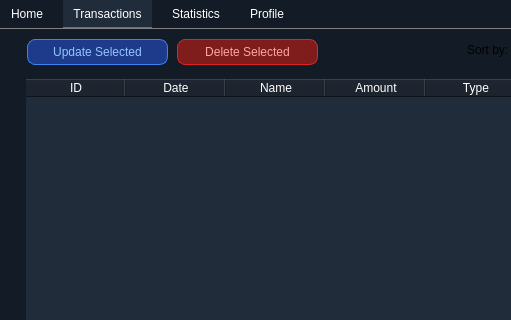
This is ui/main_window.ui in codexagon/finwise as Qt 5 draws it before an edit; both pictures show x 0 to 511 and y 0 to 320 of the 800 by 578 pixel window. The edited form follows.
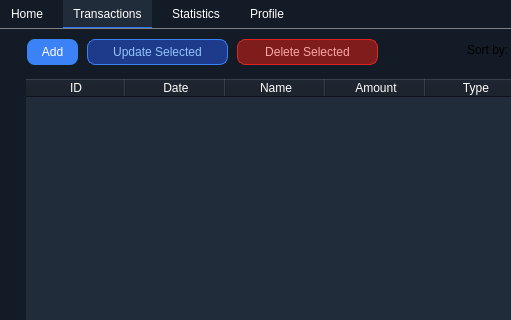
This is the edited form. The open tabs and pages were chosen to show the change.

The edit to the form file:
```diff
--- a/ui/main_window.ui
+++ b/ui/main_window.ui
@@ -207,7 +207,7 @@
      <widget class="QPushButton" name="updateTransactionButton">
       <property name="geometry">
        <rect>
-        <x>30</x>
+        <x>90</x>
         <y>10</y>
         <width>141</width>
         <height>26</height>
@@ -235,7 +235,7 @@
      <widget class="QPushButton" name="deleteTransactionButton">
       <property name="geometry">
        <rect>
-        <x>180</x>
+        <x>240</x>
         <y>10</y>
         <width>141</width>
         <height>26</height>
@@ -513,6 +513,36 @@
        </property>
       </item>
      </widget>
+     <widget class="QPushButton" name="addTransactionButton">
+      <property name="geometry">
+       <rect>
+        <x>30</x>
+        <y>10</y>
+        <width>51</width>
+        <height>26</height>
+       </rect>
+      </property>
+      <property name="styleSheet">
+       <string notr="true">QPushButton {
+background-color: #3b82f6;
+color: #ffffff;
+border: none;
+border-radius: 8px;
+padding: 5px 10px;
+}
+
+QPushButton:hover {
+background-color: #2563eb;
+}
+
+QPushButton:pressed {
+background-color: #1d4ed8;
+}</string>
+      </property>
+      <property name="text">
+       <string>Add</string>
+      </property>
+     </widget>
     </widget>
     <widget class="QWidget" name="statisticsTab">
      <property name="cursor">
```
Left out of the diff: 7 changed lines with no effect on the pictures.
